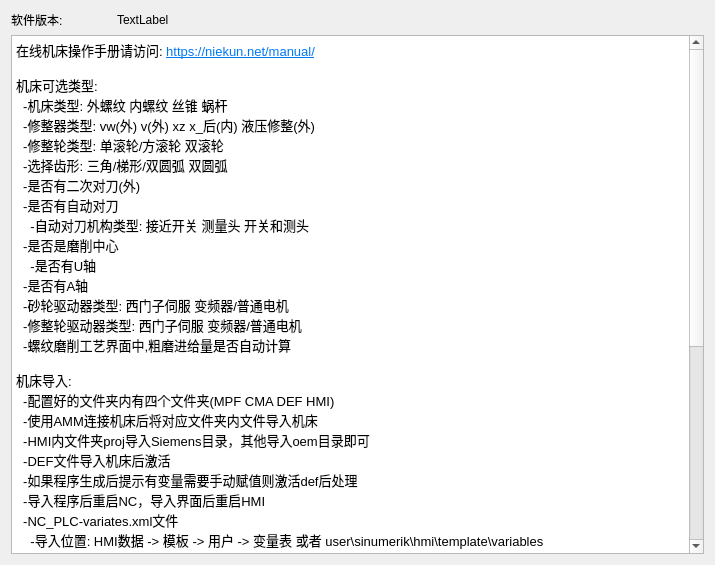
This is about.ui in nie11kun/HorizonJuicerCreator as Qt 5 draws it before an edit. The edited form follows.
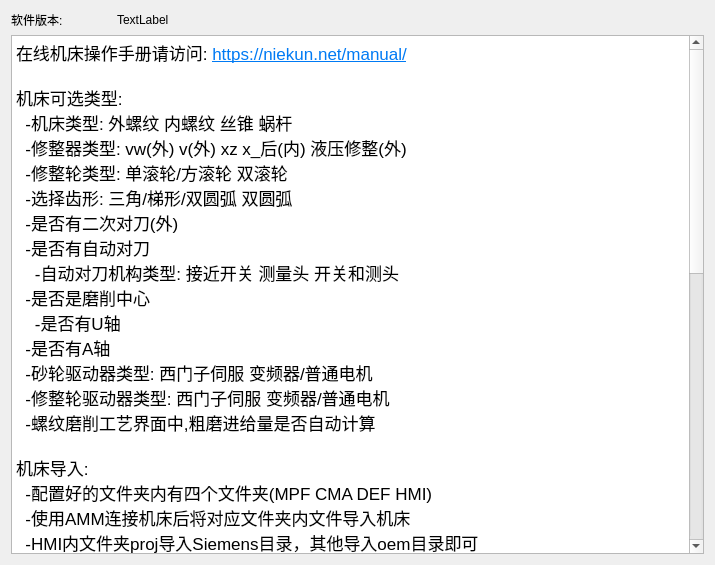
This is the edited form.

```diff
--- a/about.ui
+++ b/about.ui
@@ -50,50 +50,50 @@
       <string>&lt;!DOCTYPE HTML PUBLIC &quot;-//W3C//DTD HTML 4.0//EN&quot; &quot;http://www.w3.org/TR/REC-html40/strict.dtd&quot;&gt;
 &lt;html&gt;&lt;head&gt;&lt;meta name=&quot;qrichtext&quot; content=&quot;1&quot; /&gt;&lt;style type=&quot;text/css&quot;&gt;
 p, li { white-space: pre-wrap; }
-&lt;/style&gt;&lt;/head&gt;&lt;body style=&quot; font-family:'MS Shell Dlg 2'; font-size:8pt; font-weight:400; font-style:normal;&quot;&gt;
-&lt;p style=&quot; margin-top:0px; margin-bottom:0px; margin-left:0px; margin-right:0px; -qt-block-indent:0; text-indent:0px;&quot;&gt;&lt;span style=&quot; font-size:10pt;&quot;&gt;在线机床操作手册请访问: &lt;/span&gt;&lt;a href=&quot;https://niekun.net/manual/&quot;&gt;&lt;span style=&quot; font-size:10pt; text-decoration: underline; color:#007af4;&quot;&gt;https://niekun.net/manual/&lt;/span&gt;&lt;/a&gt;&lt;/p&gt;
-&lt;p style=&quot;-qt-paragraph-type:empty; margin-top:0px; margin-bottom:0px; margin-left:0px; margin-right:0px; -qt-block-indent:0; text-indent:0px; font-size:10pt;&quot;&gt;&lt;br /&gt;&lt;/p&gt;
-&lt;p style=&quot; margin-top:0px; margin-bottom:0px; margin-left:0px; margin-right:0px; -qt-block-indent:0; text-indent:0px;&quot;&gt;&lt;span style=&quot; font-size:10pt;&quot;&gt;机床可选类型:&lt;/span&gt;&lt;/p&gt;
-&lt;p style=&quot; margin-top:0px; margin-bottom:0px; margin-left:0px; margin-right:0px; -qt-block-indent:0; text-indent:0px;&quot;&gt;&lt;span style=&quot; font-size:10pt;&quot;&gt;  -机床类型: 外螺纹 内螺纹 丝锥 蜗杆&lt;/span&gt;&lt;/p&gt;
-&lt;p style=&quot; margin-top:0px; margin-bottom:0px; margin-left:0px; margin-right:0px; -qt-block-indent:0; text-indent:0px;&quot;&gt;&lt;span style=&quot; font-size:10pt;&quot;&gt;  -修整器类型: vw(外) v(外) xz x_后(内) 液压修整(外)&lt;/span&gt;&lt;/p&gt;
-&lt;p style=&quot; margin-top:0px; margin-bottom:0px; margin-left:0px; margin-right:0px; -qt-block-indent:0; text-indent:0px;&quot;&gt;&lt;span style=&quot; font-size:10pt;&quot;&gt;  -修整轮类型: 单滚轮/方滚轮 双滚轮&lt;/span&gt;&lt;/p&gt;
-&lt;p style=&quot; margin-top:0px; margin-bottom:0px; margin-left:0px; margin-right:0px; -qt-block-indent:0; text-indent:0px;&quot;&gt;&lt;span style=&quot; font-size:10pt;&quot;&gt;  -选择齿形: 三角/梯形/双圆弧 双圆弧&lt;/span&gt;&lt;/p&gt;
-&lt;p style=&quot; margin-top:0px; margin-bottom:0px; margin-left:0px; margin-right:0px; -qt-block-indent:0; text-indent:0px;&quot;&gt;&lt;span style=&quot; font-size:10pt;&quot;&gt;  -是否有二次对刀(外)&lt;/span&gt;&lt;/p&gt;
-&lt;p style=&quot; margin-top:0px; margin-bottom:0px; margin-left:0px; margin-right:0px; -qt-block-indent:0; text-indent:0px;&quot;&gt;&lt;span style=&quot; font-size:10pt;&quot;&gt;  -是否有自动对刀&lt;/span&gt;&lt;/p&gt;
-&lt;p style=&quot; margin-top:0px; margin-bottom:0px; margin-left:0px; margin-right:0px; -qt-block-indent:0; text-indent:0px;&quot;&gt;&lt;span style=&quot; font-size:10pt;&quot;&gt;    -自动对刀机构类型: 接近开关 测量头 开关和测头&lt;/span&gt;&lt;/p&gt;
-&lt;p style=&quot; margin-top:0px; margin-bottom:0px; margin-left:0px; margin-right:0px; -qt-block-indent:0; text-indent:0px;&quot;&gt;&lt;span style=&quot; font-size:10pt;&quot;&gt;  -是否是磨削中心&lt;/span&gt;&lt;/p&gt;
-&lt;p style=&quot; margin-top:0px; margin-bottom:0px; margin-left:0px; margin-right:0px; -qt-block-indent:0; text-indent:0px;&quot;&gt;&lt;span style=&quot; font-size:10pt;&quot;&gt;    -是否有U轴&lt;/span&gt;&lt;/p&gt;
-&lt;p style=&quot; margin-top:0px; margin-bottom:0px; margin-left:0px; margin-right:0px; -qt-block-indent:0; text-indent:0px;&quot;&gt;&lt;span style=&quot; font-size:10pt;&quot;&gt;  -是否有A轴&lt;/span&gt;&lt;/p&gt;
-&lt;p style=&quot; margin-top:0px; margin-bottom:0px; margin-left:0px; margin-right:0px; -qt-block-indent:0; text-indent:0px;&quot;&gt;&lt;span style=&quot; font-size:10pt;&quot;&gt;  -砂轮驱动器类型: 西门子伺服 变频器/普通电机&lt;/span&gt;&lt;/p&gt;
-&lt;p style=&quot; margin-top:0px; margin-bottom:0px; margin-left:0px; margin-right:0px; -qt-block-indent:0; text-indent:0px;&quot;&gt;&lt;span style=&quot; font-size:10pt;&quot;&gt;  -修整轮驱动器类型: 西门子伺服 变频器/普通电机&lt;/span&gt;&lt;/p&gt;
-&lt;p style=&quot; margin-top:0px; margin-bottom:0px; margin-left:0px; margin-right:0px; -qt-block-indent:0; text-indent:0px;&quot;&gt;&lt;span style=&quot; font-size:10pt;&quot;&gt;  -螺纹磨削工艺界面中,粗磨进给量是否自动计算&lt;/span&gt;&lt;/p&gt;
-&lt;p style=&quot;-qt-paragraph-type:empty; margin-top:0px; margin-bottom:0px; margin-left:0px; margin-right:0px; -qt-block-indent:0; text-indent:0px; font-size:10pt;&quot;&gt;&lt;br /&gt;&lt;/p&gt;
-&lt;p style=&quot; margin-top:0px; margin-bottom:0px; margin-left:0px; margin-right:0px; -qt-block-indent:0; text-indent:0px;&quot;&gt;&lt;span style=&quot; font-size:10pt;&quot;&gt;机床导入:&lt;/span&gt;&lt;/p&gt;
-&lt;p style=&quot; margin-top:0px; margin-bottom:0px; margin-left:0px; margin-right:0px; -qt-block-indent:0; text-indent:0px;&quot;&gt;&lt;span style=&quot; font-size:10pt;&quot;&gt;  -配置好的文件夹内有四个文件夹(MPF CMA DEF HMI)&lt;/span&gt;&lt;/p&gt;
-&lt;p style=&quot; margin-top:0px; margin-bottom:0px; margin-left:0px; margin-right:0px; -qt-block-indent:0; text-indent:0px;&quot;&gt;&lt;span style=&quot; font-size:10pt;&quot;&gt;  -使用AMM连接机床后将对应文件夹内文件导入机床&lt;/span&gt;&lt;/p&gt;
-&lt;p style=&quot; margin-top:0px; margin-bottom:0px; margin-left:0px; margin-right:0px; -qt-block-indent:0; text-indent:0px;&quot;&gt;&lt;span style=&quot; font-size:10pt;&quot;&gt;  -HMI内文件夹proj导入Siemens目录，其他导入oem目录即可&lt;/span&gt;&lt;/p&gt;
-&lt;p style=&quot; margin-top:0px; margin-bottom:0px; margin-left:0px; margin-right:0px; -qt-block-indent:0; text-indent:0px;&quot;&gt;&lt;span style=&quot; font-size:10pt;&quot;&gt;  -DEF文件导入机床后激活&lt;/span&gt;&lt;/p&gt;
-&lt;p style=&quot; margin-top:0px; margin-bottom:0px; margin-left:0px; margin-right:0px; -qt-block-indent:0; text-indent:0px;&quot;&gt;&lt;span style=&quot; font-size:10pt;&quot;&gt;  -如果程序生成后提示有变量需要手动赋值则激活def后处理&lt;/span&gt;&lt;/p&gt;
-&lt;p style=&quot; margin-top:0px; margin-bottom:0px; margin-left:0px; margin-right:0px; -qt-block-indent:0; text-indent:0px;&quot;&gt;&lt;span style=&quot; font-size:10pt;&quot;&gt;  -导入程序后重启NC，导入界面后重启HMI&lt;/span&gt;&lt;/p&gt;
-&lt;p style=&quot; margin-top:0px; margin-bottom:0px; margin-left:0px; margin-right:0px; -qt-block-indent:0; text-indent:0px;&quot;&gt;&lt;span style=&quot; font-size:10pt;&quot;&gt;  -NC_PLC-variates.xml文件&lt;/span&gt;&lt;/p&gt;
-&lt;p style=&quot; margin-top:0px; margin-bottom:0px; margin-left:0px; margin-right:0px; -qt-block-indent:0; text-indent:0px;&quot;&gt;&lt;span style=&quot; font-size:10pt;&quot;&gt;    -导入位置: HMI数据 -&amp;gt; 模板 -&amp;gt; 用户 -&amp;gt; 变量表 或者 user\sinumerik\hmi\template\variables&lt;/span&gt;&lt;/p&gt;
-&lt;p style=&quot; margin-top:0px; margin-bottom:0px; margin-left:0px; margin-right:0px; -qt-block-indent:0; text-indent:0px;&quot;&gt;&lt;span style=&quot; font-size:10pt;&quot;&gt;    -使用: 诊断 -&amp;gt; NC/PLC变量 -&amp;gt; 载入变量表&lt;/span&gt;&lt;/p&gt;
-&lt;p style=&quot; margin-top:0px; margin-bottom:0px; margin-left:0px; margin-right:0px; -qt-block-indent:0; text-indent:0px;&quot;&gt;&lt;span style=&quot; font-size:10pt;&quot;&gt;  -若在线帮助hlp进行了修改，需删除`siemens\sinumerik\sys_cache\hmi\`目录下hlp文件夹，重启HMI&lt;/span&gt;&lt;/p&gt;
-&lt;p style=&quot;-qt-paragraph-type:empty; margin-top:0px; margin-bottom:0px; margin-left:0px; margin-right:0px; -qt-block-indent:0; text-indent:0px; font-size:10pt;&quot;&gt;&lt;br /&gt;&lt;/p&gt;
-&lt;p style=&quot; margin-top:0px; margin-bottom:0px; margin-left:0px; margin-right:0px; -qt-block-indent:0; text-indent:0px;&quot;&gt;&lt;span style=&quot; font-size:10pt;&quot;&gt;隐藏功能激活：&lt;/span&gt;&lt;/p&gt;
-&lt;p style=&quot; margin-top:0px; margin-bottom:0px; margin-left:0px; margin-right:0px; -qt-block-indent:0; text-indent:0px;&quot;&gt;&lt;span style=&quot; font-size:10pt;&quot;&gt;  -通用齿形模块：变量表修改DRESSER[114]=1&lt;/span&gt;&lt;/p&gt;
-&lt;p style=&quot; margin-top:0px; margin-bottom:0px; margin-left:0px; margin-right:0px; -qt-block-indent:0; text-indent:0px;&quot;&gt;&lt;span style=&quot; font-size:10pt;&quot;&gt;  -界面头数修整参数显示：变量表修改WORK[4]=1&lt;/span&gt;&lt;/p&gt;
-&lt;p style=&quot; margin-top:0px; margin-bottom:0px; margin-left:0px; margin-right:0px; -qt-block-indent:0; text-indent:0px;&quot;&gt;&lt;span style=&quot; font-size:10pt;&quot;&gt;  -恒转速模式：变量表修改INI[144]=1&lt;/span&gt;&lt;/p&gt;
-&lt;p style=&quot; margin-top:0px; margin-bottom:0px; margin-left:0px; margin-right:0px; -qt-block-indent:0; text-indent:0px;&quot;&gt;&lt;span style=&quot; font-size:10pt;&quot;&gt;  -扩展工艺：变量表修改PROCESS[15]=1&lt;/span&gt;&lt;/p&gt;
-&lt;p style=&quot; margin-top:0px; margin-bottom:0px; margin-left:0px; margin-right:0px; -qt-block-indent:0; text-indent:0px;&quot;&gt;&lt;span style=&quot; font-size:10pt;&quot;&gt;  -环形槽激活：变量表修改RING[49]=1&lt;/span&gt;&lt;/p&gt;
-&lt;p style=&quot; margin-top:0px; margin-bottom:0px; margin-left:0px; margin-right:0px; -qt-block-indent:0; text-indent:0px;&quot;&gt;&lt;span style=&quot; font-size:10pt;&quot;&gt;  -三线测量参数显示：变量表修改INI[148]=1&lt;/span&gt;&lt;/p&gt;
-&lt;p style=&quot; margin-top:0px; margin-bottom:0px; margin-left:0px; margin-right:0px; -qt-block-indent:0; text-indent:0px;&quot;&gt;&lt;span style=&quot; font-size:10pt;&quot;&gt;  -外圆在线测量参数显示：变量表修改INI[149]=1&lt;/span&gt;&lt;/p&gt;
-&lt;p style=&quot; margin-top:0px; margin-bottom:0px; margin-left:0px; margin-right:0px; -qt-block-indent:0; text-indent:0px;&quot;&gt;&lt;span style=&quot; font-size:10pt;&quot;&gt;  -修整时A轴角度调整参数显示：变量表修改INI[154]=1&lt;/span&gt;&lt;/p&gt;
-&lt;p style=&quot; margin-top:0px; margin-bottom:0px; margin-left:0px; margin-right:0px; -qt-block-indent:0; text-indent:0px;&quot;&gt;&lt;span style=&quot; font-size:10pt;&quot;&gt;  -修整轮反向旋转：变量表修改INI[155]=1&lt;/span&gt;&lt;/p&gt;
-&lt;p style=&quot; margin-top:0px; margin-bottom:0px; margin-left:0px; margin-right:0px; -qt-block-indent:0; text-indent:0px;&quot;&gt;&lt;span style=&quot; font-size:10pt;&quot;&gt;  -自动对刀测头伸出缩回没有检测开关：变量表修改INI[157]=1&lt;/span&gt;&lt;/p&gt;
-&lt;p style=&quot; margin-top:0px; margin-bottom:0px; margin-left:0px; margin-right:0px; -qt-block-indent:0; text-indent:0px;&quot;&gt;&lt;span style=&quot; font-size:10pt;&quot;&gt;  -转完A轴不关闭液压：变量表修改INI[158]=1&lt;/span&gt;&lt;/p&gt;
-&lt;p style=&quot; margin-top:0px; margin-bottom:0px; margin-left:0px; margin-right:0px; -qt-block-indent:0; text-indent:0px;&quot;&gt;&lt;span style=&quot; font-size:10pt;&quot;&gt;  -使用外部齿形程序：变量表修改DRESSER[139]=1   程序名写入变量表：SHAPE_EXTERNAL&lt;/span&gt;&lt;/p&gt;
-&lt;p style=&quot; margin-top:0px; margin-bottom:0px; margin-left:0px; margin-right:0px; -qt-block-indent:0; text-indent:0px;&quot;&gt;&lt;span style=&quot; font-size:10pt;&quot;&gt;  -C轴设置为主轴模式：变量表修改INI[130]=1  影响环形槽加工指令: DO MOV -&amp;gt; M3&lt;/span&gt;&lt;/p&gt;&lt;/body&gt;&lt;/html&gt;</string>
+&lt;/style&gt;&lt;/head&gt;&lt;body style=&quot; font-family:'.AppleSystemUIFont'; font-size:13pt; font-weight:400; font-style:normal;&quot;&gt;
+&lt;p style=&quot; margin-top:0px; margin-bottom:0px; margin-left:0px; margin-right:0px; -qt-block-indent:0; text-indent:0px;&quot;&gt;&lt;span style=&quot; font-family:'MS Shell Dlg 2';&quot;&gt;在线机床操作手册请访问: &lt;/span&gt;&lt;a href=&quot;https://niekun.net/manual/&quot;&gt;&lt;span style=&quot; font-family:'MS Shell Dlg 2'; text-decoration: underline; color:#007af4;&quot;&gt;https://niekun.net/manual/&lt;/span&gt;&lt;/a&gt;&lt;/p&gt;
+&lt;p style=&quot;-qt-paragraph-type:empty; margin-top:0px; margin-bottom:0px; margin-left:0px; margin-right:0px; -qt-block-indent:0; text-indent:0px; font-family:'MS Shell Dlg 2';&quot;&gt;&lt;br /&gt;&lt;/p&gt;
+&lt;p style=&quot; margin-top:0px; margin-bottom:0px; margin-left:0px; margin-right:0px; -qt-block-indent:0; text-indent:0px;&quot;&gt;&lt;span style=&quot; font-family:'MS Shell Dlg 2';&quot;&gt;机床可选类型:&lt;/span&gt;&lt;/p&gt;
+&lt;p style=&quot; margin-top:0px; margin-bottom:0px; margin-left:0px; margin-right:0px; -qt-block-indent:0; text-indent:0px;&quot;&gt;&lt;span style=&quot; font-family:'MS Shell Dlg 2';&quot;&gt;  -机床类型: 外螺纹 内螺纹 丝锥 蜗杆&lt;/span&gt;&lt;/p&gt;
+&lt;p style=&quot; margin-top:0px; margin-bottom:0px; margin-left:0px; margin-right:0px; -qt-block-indent:0; text-indent:0px;&quot;&gt;&lt;span style=&quot; font-family:'MS Shell Dlg 2';&quot;&gt;  -修整器类型: vw(外) v(外) xz x_后(内) 液压修整(外)&lt;/span&gt;&lt;/p&gt;
+&lt;p style=&quot; margin-top:0px; margin-bottom:0px; margin-left:0px; margin-right:0px; -qt-block-indent:0; text-indent:0px;&quot;&gt;&lt;span style=&quot; font-family:'MS Shell Dlg 2';&quot;&gt;  -修整轮类型: 单滚轮/方滚轮 双滚轮&lt;/span&gt;&lt;/p&gt;
+&lt;p style=&quot; margin-top:0px; margin-bottom:0px; margin-left:0px; margin-right:0px; -qt-block-indent:0; text-indent:0px;&quot;&gt;&lt;span style=&quot; font-family:'MS Shell Dlg 2';&quot;&gt;  -选择齿形: 三角/梯形/双圆弧 双圆弧&lt;/span&gt;&lt;/p&gt;
+&lt;p style=&quot; margin-top:0px; margin-bottom:0px; margin-left:0px; margin-right:0px; -qt-block-indent:0; text-indent:0px;&quot;&gt;&lt;span style=&quot; font-family:'MS Shell Dlg 2';&quot;&gt;  -是否有二次对刀(外)&lt;/span&gt;&lt;/p&gt;
+&lt;p style=&quot; margin-top:0px; margin-bottom:0px; margin-left:0px; margin-right:0px; -qt-block-indent:0; text-indent:0px;&quot;&gt;&lt;span style=&quot; font-family:'MS Shell Dlg 2';&quot;&gt;  -是否有自动对刀&lt;/span&gt;&lt;/p&gt;
+&lt;p style=&quot; margin-top:0px; margin-bottom:0px; margin-left:0px; margin-right:0px; -qt-block-indent:0; text-indent:0px;&quot;&gt;&lt;span style=&quot; font-family:'MS Shell Dlg 2';&quot;&gt;    -自动对刀机构类型: 接近开关 测量头 开关和测头&lt;/span&gt;&lt;/p&gt;
+&lt;p style=&quot; margin-top:0px; margin-bottom:0px; margin-left:0px; margin-right:0px; -qt-block-indent:0; text-indent:0px;&quot;&gt;&lt;span style=&quot; font-family:'MS Shell Dlg 2';&quot;&gt;  -是否是磨削中心&lt;/span&gt;&lt;/p&gt;
+&lt;p style=&quot; margin-top:0px; margin-bottom:0px; margin-left:0px; margin-right:0px; -qt-block-indent:0; text-indent:0px;&quot;&gt;&lt;span style=&quot; font-family:'MS Shell Dlg 2';&quot;&gt;    -是否有U轴&lt;/span&gt;&lt;/p&gt;
+&lt;p style=&quot; margin-top:0px; margin-bottom:0px; margin-left:0px; margin-right:0px; -qt-block-indent:0; text-indent:0px;&quot;&gt;&lt;span style=&quot; font-family:'MS Shell Dlg 2';&quot;&gt;  -是否有A轴&lt;/span&gt;&lt;/p&gt;
+&lt;p style=&quot; margin-top:0px; margin-bottom:0px; margin-left:0px; margin-right:0px; -qt-block-indent:0; text-indent:0px;&quot;&gt;&lt;span style=&quot; font-family:'MS Shell Dlg 2';&quot;&gt;  -砂轮驱动器类型: 西门子伺服 变频器/普通电机&lt;/span&gt;&lt;/p&gt;
+&lt;p style=&quot; margin-top:0px; margin-bottom:0px; margin-left:0px; margin-right:0px; -qt-block-indent:0; text-indent:0px;&quot;&gt;&lt;span style=&quot; font-family:'MS Shell Dlg 2';&quot;&gt;  -修整轮驱动器类型: 西门子伺服 变频器/普通电机&lt;/span&gt;&lt;/p&gt;
+&lt;p style=&quot; margin-top:0px; margin-bottom:0px; margin-left:0px; margin-right:0px; -qt-block-indent:0; text-indent:0px;&quot;&gt;&lt;span style=&quot; font-family:'MS Shell Dlg 2';&quot;&gt;  -螺纹磨削工艺界面中,粗磨进给量是否自动计算&lt;/span&gt;&lt;/p&gt;
+&lt;p style=&quot;-qt-paragraph-type:empty; margin-top:0px; margin-bottom:0px; margin-left:0px; margin-right:0px; -qt-block-indent:0; text-indent:0px; font-family:'MS Shell Dlg 2';&quot;&gt;&lt;br /&gt;&lt;/p&gt;
+&lt;p style=&quot; margin-top:0px; margin-bottom:0px; margin-left:0px; margin-right:0px; -qt-block-indent:0; text-indent:0px;&quot;&gt;&lt;span style=&quot; font-family:'MS Shell Dlg 2';&quot;&gt;机床导入:&lt;/span&gt;&lt;/p&gt;
+&lt;p style=&quot; margin-top:0px; margin-bottom:0px; margin-left:0px; margin-right:0px; -qt-block-indent:0; text-indent:0px;&quot;&gt;&lt;span style=&quot; font-family:'MS Shell Dlg 2';&quot;&gt;  -配置好的文件夹内有四个文件夹(MPF CMA DEF HMI)&lt;/span&gt;&lt;/p&gt;
+&lt;p style=&quot; margin-top:0px; margin-bottom:0px; margin-left:0px; margin-right:0px; -qt-block-indent:0; text-indent:0px;&quot;&gt;&lt;span style=&quot; font-family:'MS Shell Dlg 2';&quot;&gt;  -使用AMM连接机床后将对应文件夹内文件导入机床&lt;/span&gt;&lt;/p&gt;
+&lt;p style=&quot; margin-top:0px; margin-bottom:0px; margin-left:0px; margin-right:0px; -qt-block-indent:0; text-indent:0px;&quot;&gt;&lt;span style=&quot; font-family:'MS Shell Dlg 2';&quot;&gt;  -HMI内文件夹proj导入Siemens目录，其他导入oem目录即可&lt;/span&gt;&lt;/p&gt;
+&lt;p style=&quot; margin-top:0px; margin-bottom:0px; margin-left:0px; margin-right:0px; -qt-block-indent:0; text-indent:0px;&quot;&gt;&lt;span style=&quot; font-family:'MS Shell Dlg 2';&quot;&gt;  -DEF文件导入机床后激活&lt;/span&gt;&lt;/p&gt;
+&lt;p style=&quot; margin-top:0px; margin-bottom:0px; margin-left:0px; margin-right:0px; -qt-block-indent:0; text-indent:0px;&quot;&gt;&lt;span style=&quot; font-family:'MS Shell Dlg 2';&quot;&gt;  -如果程序生成后提示有变量需要手动赋值则激活def后处理&lt;/span&gt;&lt;/p&gt;
+&lt;p style=&quot; margin-top:0px; margin-bottom:0px; margin-left:0px; margin-right:0px; -qt-block-indent:0; text-indent:0px;&quot;&gt;&lt;span style=&quot; font-family:'MS Shell Dlg 2';&quot;&gt;  -导入程序后重启NC，导入界面后重启HMI&lt;/span&gt;&lt;/p&gt;
+&lt;p style=&quot; margin-top:0px; margin-bottom:0px; margin-left:0px; margin-right:0px; -qt-block-indent:0; text-indent:0px;&quot;&gt;&lt;span style=&quot; font-family:'MS Shell Dlg 2';&quot;&gt;  -NC_PLC-variates.xml文件&lt;/span&gt;&lt;/p&gt;
+&lt;p style=&quot; margin-top:0px; margin-bottom:0px; margin-left:0px; margin-right:0px; -qt-block-indent:0; text-indent:0px;&quot;&gt;&lt;span style=&quot; font-family:'MS Shell Dlg 2';&quot;&gt;    -导入位置: HMI数据 -&amp;gt; 模板 -&amp;gt; 用户 -&amp;gt; 变量表 或者 user\sinumerik\hmi\template\variables&lt;/span&gt;&lt;/p&gt;
+&lt;p style=&quot; margin-top:0px; margin-bottom:0px; margin-left:0px; margin-right:0px; -qt-block-indent:0; text-indent:0px;&quot;&gt;&lt;span style=&quot; font-family:'MS Shell Dlg 2';&quot;&gt;    -使用: 诊断 -&amp;gt; NC/PLC变量 -&amp;gt; 载入变量表&lt;/span&gt;&lt;/p&gt;
+&lt;p style=&quot; margin-top:0px; margin-bottom:0px; margin-left:0px; margin-right:0px; -qt-block-indent:0; text-indent:0px;&quot;&gt;&lt;span style=&quot; font-family:'MS Shell Dlg 2';&quot;&gt;  -若在线帮助hlp进行了修改，需删除`siemens\sinumerik\sys_cache\hmi\`目录下hlp文件夹，重启HMI&lt;/span&gt;&lt;/p&gt;
+&lt;p style=&quot;-qt-paragraph-type:empty; margin-top:0px; margin-bottom:0px; margin-left:0px; margin-right:0px; -qt-block-indent:0; text-indent:0px; font-family:'MS Shell Dlg 2';&quot;&gt;&lt;br /&gt;&lt;/p&gt;
+&lt;p style=&quot; margin-top:0px; margin-bottom:0px; margin-left:0px; margin-right:0px; -qt-block-indent:0; text-indent:0px;&quot;&gt;&lt;span style=&quot; font-family:'MS Shell Dlg 2';&quot;&gt;隐藏功能激活：&lt;/span&gt;&lt;/p&gt;
+&lt;p style=&quot; margin-top:0px; margin-bottom:0px; margin-left:0px; margin-right:0px; -qt-block-indent:0; text-indent:0px;&quot;&gt;&lt;span style=&quot; font-family:'MS Shell Dlg 2';&quot;&gt;  -通用齿形模块：变量表修改DRESSER[114]=1&lt;/span&gt;&lt;/p&gt;
+&lt;p style=&quot; margin-top:0px; margin-bottom:0px; margin-left:0px; margin-right:0px; -qt-block-indent:0; text-indent:0px;&quot;&gt;&lt;span style=&quot; font-family:'MS Shell Dlg 2';&quot;&gt;  -界面头数修整参数显示：变量表修改WORK[4]=1&lt;/span&gt;&lt;/p&gt;
+&lt;p style=&quot; margin-top:0px; margin-bottom:0px; margin-left:0px; margin-right:0px; -qt-block-indent:0; text-indent:0px;&quot;&gt;&lt;span style=&quot; font-family:'MS Shell Dlg 2';&quot;&gt;  -恒转速模式：变量表修改INI[144]=1&lt;/span&gt;&lt;/p&gt;
+&lt;p style=&quot; margin-top:0px; margin-bottom:0px; margin-left:0px; margin-right:0px; -qt-block-indent:0; text-indent:0px;&quot;&gt;&lt;span style=&quot; font-family:'MS Shell Dlg 2';&quot;&gt;  -扩展工艺：变量表修改PROCESS[15]=1&lt;/span&gt;&lt;/p&gt;
+&lt;p style=&quot; margin-top:0px; margin-bottom:0px; margin-left:0px; margin-right:0px; -qt-block-indent:0; text-indent:0px;&quot;&gt;&lt;span style=&quot; font-family:'MS Shell Dlg 2';&quot;&gt;  -环形槽激活：变量表修改RING[49]=1&lt;/span&gt;&lt;/p&gt;
+&lt;p style=&quot; margin-top:0px; margin-bottom:0px; margin-left:0px; margin-right:0px; -qt-block-indent:0; text-indent:0px;&quot;&gt;&lt;span style=&quot; font-family:'MS Shell Dlg 2';&quot;&gt;  -三线测量参数显示：变量表修改INI[148]=1&lt;/span&gt;&lt;/p&gt;
+&lt;p style=&quot; margin-top:0px; margin-bottom:0px; margin-left:0px; margin-right:0px; -qt-block-indent:0; text-indent:0px;&quot;&gt;&lt;span style=&quot; font-family:'MS Shell Dlg 2';&quot;&gt;  -外圆在线测量参数显示：变量表修改INI[149]=1&lt;/span&gt;&lt;/p&gt;
+&lt;p style=&quot; margin-top:0px; margin-bottom:0px; margin-left:0px; margin-right:0px; -qt-block-indent:0; text-indent:0px;&quot;&gt;&lt;span style=&quot; font-family:'MS Shell Dlg 2';&quot;&gt;  -修整时A轴角度调整参数显示：变量表修改INI[154]=1&lt;/span&gt;&lt;/p&gt;
+&lt;p style=&quot; margin-top:0px; margin-bottom:0px; margin-left:0px; margin-right:0px; -qt-block-indent:0; text-indent:0px;&quot;&gt;&lt;span style=&quot; font-family:'MS Shell Dlg 2';&quot;&gt;  -修整轮反向旋转：变量表修改INI[155]=1&lt;/span&gt;&lt;/p&gt;
+&lt;p style=&quot; margin-top:0px; margin-bottom:0px; margin-left:0px; margin-right:0px; -qt-block-indent:0; text-indent:0px;&quot;&gt;&lt;span style=&quot; font-family:'MS Shell Dlg 2';&quot;&gt;  -自动对刀测头伸出缩回没有检测开关：变量表修改INI[157]=1&lt;/span&gt;&lt;/p&gt;
+&lt;p style=&quot; margin-top:0px; margin-bottom:0px; margin-left:0px; margin-right:0px; -qt-block-indent:0; text-indent:0px;&quot;&gt;&lt;span style=&quot; font-family:'MS Shell Dlg 2';&quot;&gt;  -转完A轴不关闭液压：变量表修改INI[158]=1&lt;/span&gt;&lt;/p&gt;
+&lt;p style=&quot; margin-top:0px; margin-bottom:0px; margin-left:0px; margin-right:0px; -qt-block-indent:0; text-indent:0px;&quot;&gt;&lt;span style=&quot; font-family:'MS Shell Dlg 2';&quot;&gt;  -使用外部齿形程序：变量表修改DRESSER[139]=1   程序名写入变量表：SHAPE_EXTERNAL&lt;/span&gt;&lt;/p&gt;
+&lt;p style=&quot; margin-top:0px; margin-bottom:0px; margin-left:0px; margin-right:0px; -qt-block-indent:0; text-indent:0px;&quot;&gt;&lt;span style=&quot; font-family:'MS Shell Dlg 2';&quot;&gt;  -C轴设置为主轴模式：变量表修改INI[130]=1  影响环形槽加工指令: DO MOV -&amp;gt; M3&lt;/span&gt;&lt;/p&gt;&lt;/body&gt;&lt;/html&gt;</string>
      </property>
     </widget>
    </item>
```
